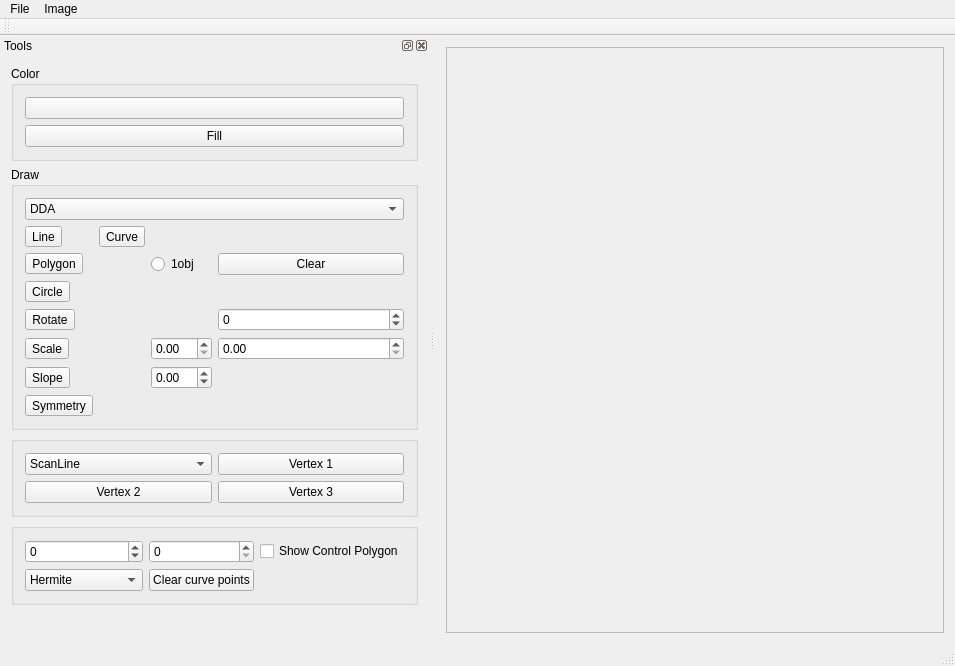
Above: ImageViewer.ui from Michaelrrrrr/ImageViewerProject before the change. Below: the same form after it.
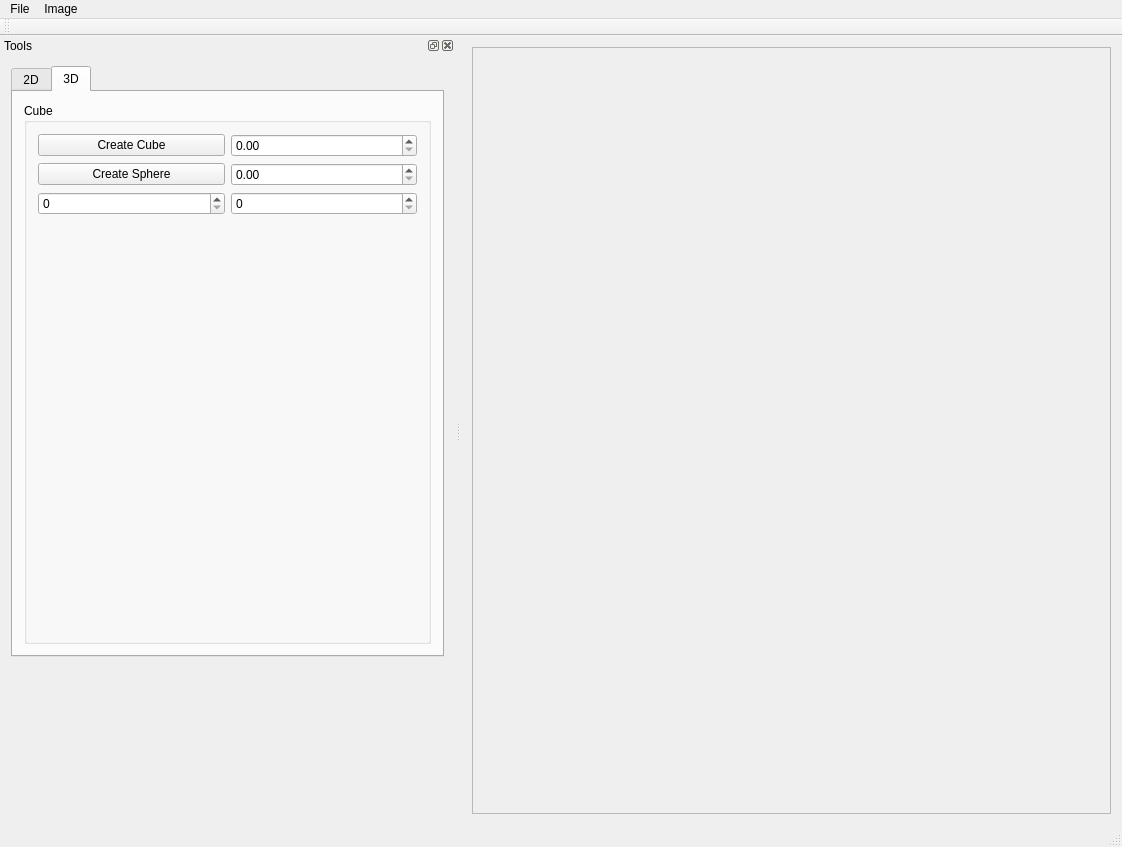
That is the form after the change.

Commit message: finished ui for 6th

```diff
--- a/ImageViewer.ui
+++ b/ImageViewer.ui
@@ -6,8 +6,8 @@
    <rect>
     <x>0</x>
     <y>0</y>
-    <width>955</width>
-    <height>666</height>
+    <width>1122</width>
+    <height>847</height>
    </rect>
   </property>
   <property name="windowTitle">
@@ -15,7 +15,7 @@
   </property>
   <widget class="QWidget" name="centralWidget">
    <layout class="QGridLayout" name="gridLayout_2">
-    <item row="0" column="0">
+    <item row="0" column="1">
      <widget class="QScrollArea" name="scrollArea">
       <property name="widgetResizable">
        <bool>true</bool>
@@ -25,8 +25,8 @@
         <rect>
          <x>0</x>
          <y>0</y>
-         <width>510</width>
-         <height>586</height>
+         <width>655</width>
+         <height>767</height>
         </rect>
        </property>
       </widget>
@@ -39,7 +39,7 @@
     <rect>
      <x>0</x>
      <y>0</y>
-     <width>955</width>
+     <width>1122</width>
      <height>21</height>
     </rect>
    </property>
@@ -80,6 +80,16 @@
    <widget class="QWidget" name="dockWidgetContents">
     <layout class="QVBoxLayout" name="verticalLayout">
      <item>
+      <widget class="QTabWidget" name="tabWidget">
+       <property name="currentIndex">
+        <number>1</number>
+       </property>
+       <widget class="QWidget" name="tab_3">
+        <attribute name="title">
+         <string>2D</string>
+        </attribute>
+        <layout class="QVBoxLayout" name="verticalLayout_3">
+         <item>
       <widget class="QGroupBox" name="groupBox">
        <property name="title">
         <string>Color</string>
@@ -352,6 +362,71 @@
        </layout>
       </widget>
      </item>
+        </layout>
+       </widget>
+       <widget class="QWidget" name="tab_4">
+        <attribute name="title">
+         <string>3D</string>
+        </attribute>
+        <layout class="QVBoxLayout" name="verticalLayout_4">
+         <item>
+          <widget class="QGroupBox" name="groupBox_3">
+           <property name="title">
+            <string>Cube</string>
+           </property>
+           <layout class="QGridLayout" name="gridLayout_5">
+            <item row="0" column="0">
+             <widget class="QPushButton" name="createCube_btn">
+              <property name="text">
+               <string>Create Cube</string>
+              </property>
+              <property name="checkable">
+               <bool>false</bool>
+              </property>
+             </widget>
+            </item>
+            <item row="0" column="1">
+             <widget class="QDoubleSpinBox" name="side_sb"/>
+            </item>
+            <item row="1" column="0">
+             <widget class="QPushButton" name="createSphere_btn">
+              <property name="text">
+               <string>Create Sphere</string>
+              </property>
+              <property name="checkable">
+               <bool>false</bool>
+              </property>
+             </widget>
+            </item>
+            <item row="2" column="0">
+             <widget class="QSpinBox" name="paral_sb"/>
+            </item>
+            <item row="1" column="1">
+             <widget class="QDoubleSpinBox" name="radius_sb"/>
+            </item>
+            <item row="2" column="1">
+             <widget class="QSpinBox" name="merid_sb"/>
+            </item>
+            <item row="3" column="0">
+             <spacer name="verticalSpacer_2">
+              <property name="orientation">
+               <enum>Qt::Orientation::Vertical</enum>
+              </property>
+              <property name="sizeHint" stdset="0">
+               <size>
+                <width>20</width>
+                <height>40</height>
+               </size>
+              </property>
+             </spacer>
+            </item>
+           </layout>
+          </widget>
+         </item>
+        </layout>
+       </widget>
+      </widget>
+     </item>
      <item>
       <spacer name="verticalSpacer">
        <property name="orientation">
```
Left out of the diff: 38 changed lines with no effect on the pictures. Lines whose indentation alone changed are shown as unchanged. The commit also changes 3 other files.
